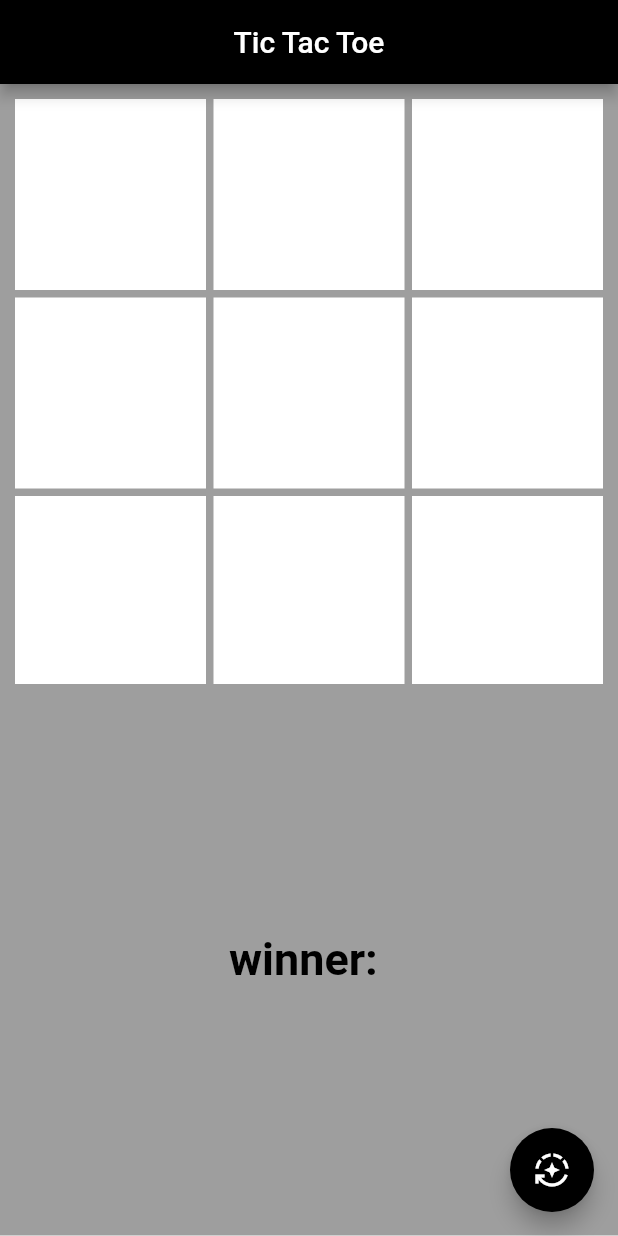
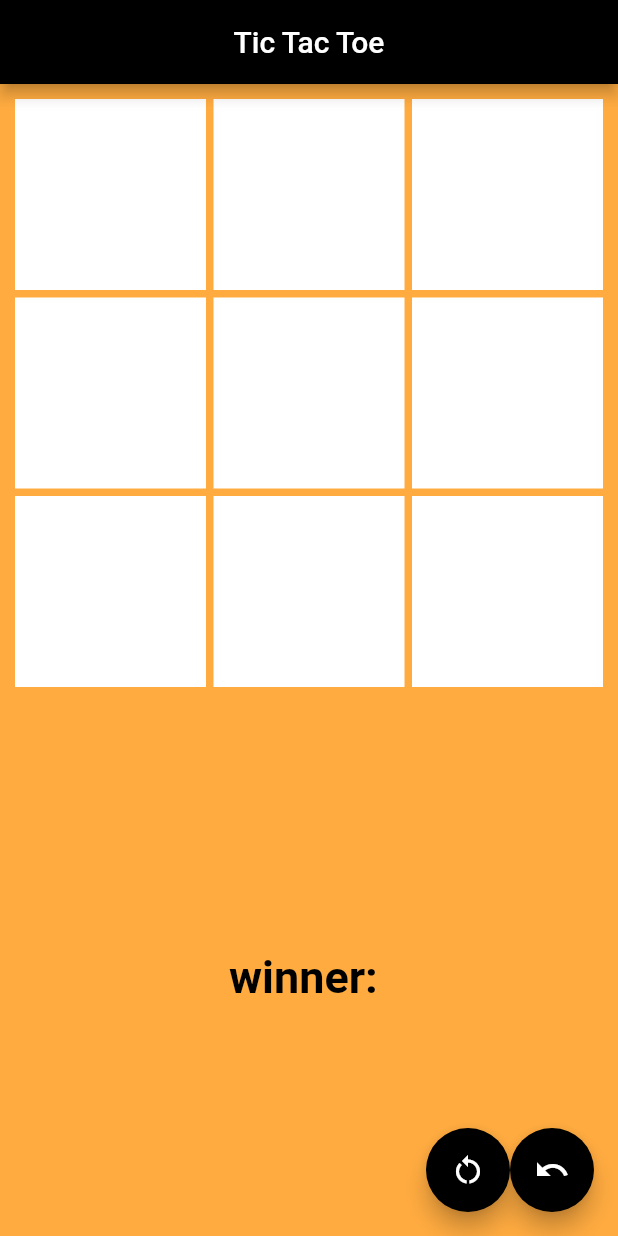
Before and after one commit to joanmdrs/tic-tac-toe, a Flutter app: the screen it shows after launch, on a phone screen of 412 x 824 dp. Run offline on Flutter 3.47's test engine with Material 2 defaults, Android fonts, the phone set to English and light mode, and no system bars; our stand-ins replace google_fonts.

Commit message:
Implementando a funcionalidade de voltar o passo

```diff
--- a/tictactoe/lib/main.dart
+++ b/tictactoe/lib/main.dart
@@ -1,7 +1,6 @@
 import 'package:flutter/material.dart';
 import 'package:tictactoe/controllers/tic_tac_toe_controller.dart';
-import 'package:tictactoe/enums/brand_enum.dart';
-import 'package:tictactoe/models/tic_tac_toe_model.dart';
+import 'package:google_fonts/google_fonts.dart';
 
 void main() {
   runApp(const MyApp());
@@ -35,6 +34,7 @@ class _MyHomePageState extends State<MyHomePage> {
   GameController game = GameController();
   late Map<int, String> board = game.GetBoard();
   int play = 0;
+  int currentTile = 5;
   String winner = "";
 
   void _modifyState(int pos) {
@@ -44,18 +44,30 @@ class _MyHomePageState extends State<MyHomePage> {
       } else {
         state = 0;
       }
+      currentTile = pos;
       play = game.Mark(pos, state);
       winner = game.returnWinner(play);
     });
   }
 
-  void _reset() {
+  void _restart() {
     setState(() {
       state = 1;
       game.reset();
       board = game.GetBoard();
       play = 0;
       winner = "";
+    });
+  }
+
+  void _undo() {
+    setState(() {
+      if (state == 0) {
+        state = 1;
+      } else {
+        state = 0;
+      }
+      board[currentTile] = "";
     });
   }
 
@@ -69,12 +81,20 @@ class _MyHomePageState extends State<MyHomePage> {
           children: [
             FloatingActionButton(
               onPressed: () {
-                _reset();
+                _restart();
               },
-              tooltip: 'Reset',
-              child: const Icon(Icons.auto_mode),
+              tooltip: 'Restart',
+              child: const Icon(Icons.restart_alt),
               backgroundColor: Colors.black,
             ),
+            FloatingActionButton(
+              onPressed: () {
+                _undo();
+              },
+              tooltip: 'Undo',
+              child: const Icon(Icons.undo),
+              backgroundColor: Colors.black,
+            )
             // FloatingActionButton(
             //   onPressed: (() => controller.reset()),
             //   tooltip: 'Undo',
@@ -97,7 +117,7 @@ class _MyHomePageState extends State<MyHomePage> {
     return Center(
       child: Text(
         "winner: $winner",
-        style: TextStyle(
+        style: const TextStyle(
           fontSize: 30,
           fontWeight: FontWeight.bold,
           color: Colors.black,
@@ -107,26 +127,32 @@ class _MyHomePageState extends State<MyHomePage> {
   }
 
   _buildBody(context) {
-    return Column(children: [
+    return Container(
+        height: MediaQuery.of(context).size.height,
+        color: Colors.orangeAccent,
+        child: Column(
+          children: [
             Container(
-        height: 400,
+              height: MediaQuery.of(context).size.shortestSide,
               width: MediaQuery.of(context).size.width,
-        color: Colors.grey,
+              padding: const EdgeInsets.all(0.0),
+              decoration: BoxDecoration(
+                  border: Border.all(color: Colors.orangeAccent, width: 10.0)),
               child: _buildBoard(),
             ),
             Container(
               height: 367.636,
               width: MediaQuery.of(context).size.width,
-        color: Colors.grey,
               child: _buildWinner(),
             )
-    ]);
+          ],
+        ));
   }
 
   _buildBoard() {
     return GridView.count(
       primary: false,
-      padding: const EdgeInsets.all(10),
+      padding: const EdgeInsets.all(0.0),
       crossAxisSpacing: 5,
       mainAxisSpacing: 5,
       crossAxisCount: 3,
@@ -144,7 +170,13 @@ class _MyHomePageState extends State<MyHomePage> {
             foregroundColor: MaterialStateProperty.all<Color>(Colors.black)),
         onPressed: () {
           _modifyState(index);
+          currentTile = index;
         },
-        child: Text(('$tile'), style: TextStyle(fontSize: 80)));
+        child: Text(('$tile'),
+            style: GoogleFonts.nunitoSans(
+                textStyle: const TextStyle(
+              fontSize: 80.0,
+              fontWeight: FontWeight.bold,
+            ))));
   }
 }
--- a/tictactoe/pubspec.yaml
+++ b/tictactoe/pubspec.yaml
@@ -34,6 +34,7 @@ dependencies:
   # The following adds the Cupertino Icons font to your application.
   # Use with the CupertinoIcons class for iOS style icons.
   cupertino_icons: ^1.0.2
+  google_fonts: ^3.0.1
 
 dev_dependencies:
   flutter_test:
@@ -84,6 +85,7 @@ flutter:
   #       - asset: fonts/TrajanPro.ttf
   #       - asset: fonts/TrajanPro_Bold.ttf
   #         weight: 700
+
   #
   # For details regarding fonts from package dependencies,
   # see https://flutter.dev/custom-fonts/#from-packages
```
Also changed, not shown: tictactoe/pubspec.lock, 1 other file. Lines whose indentation alone changed are shown as unchanged.
